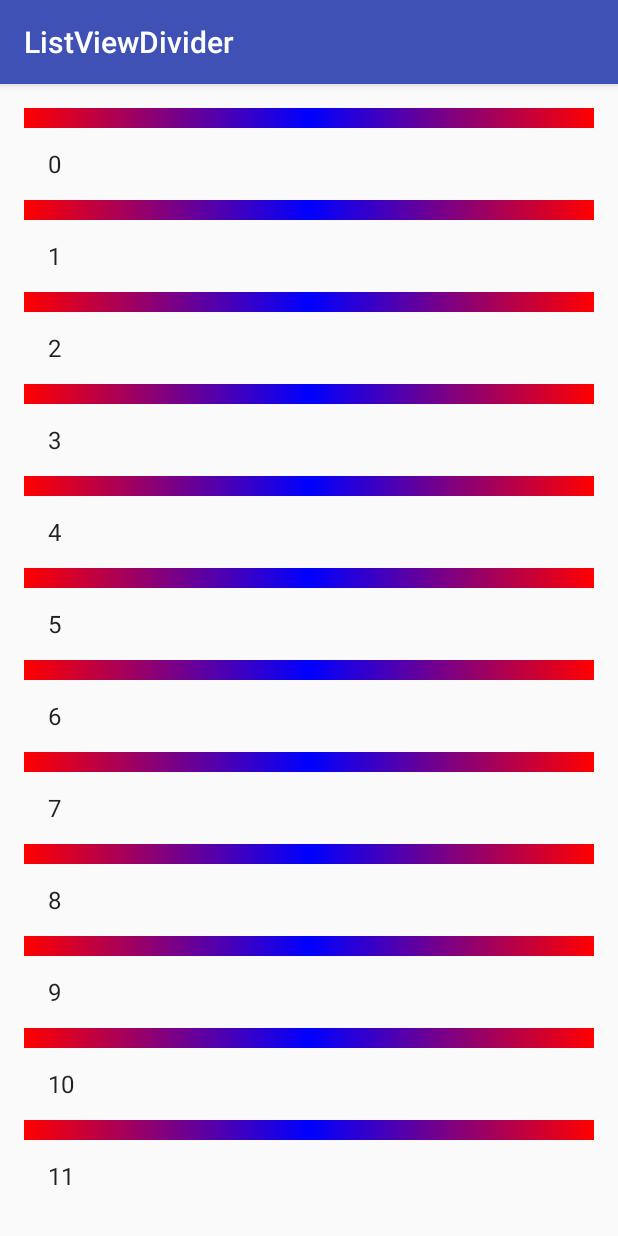
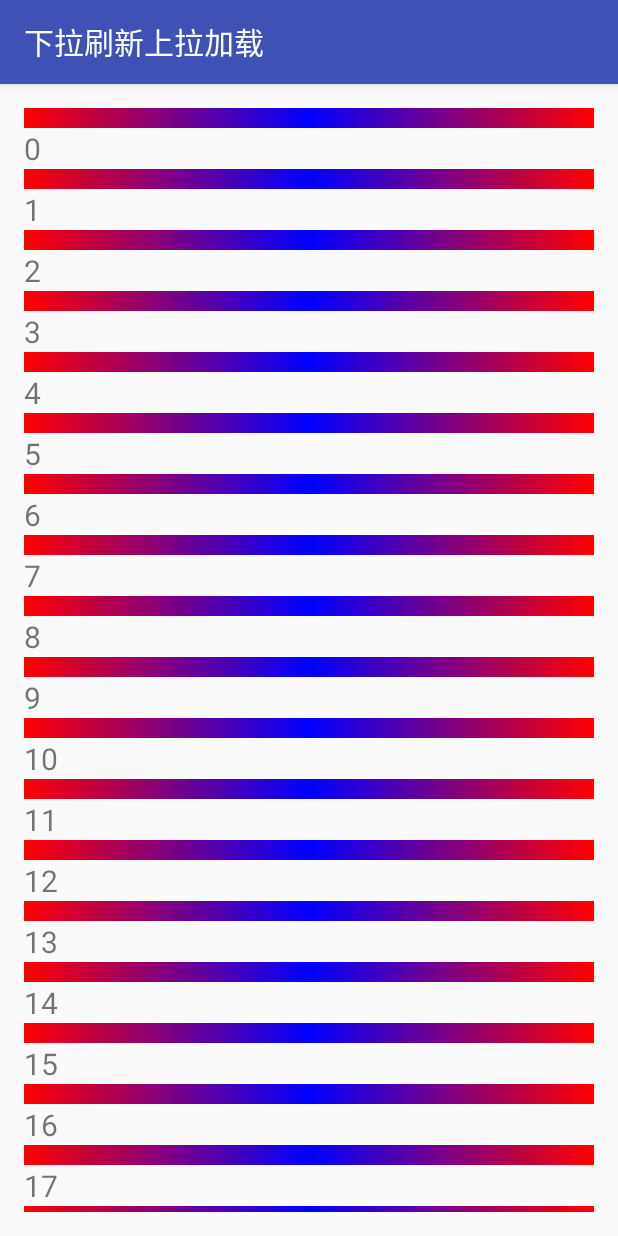
Before and after one commit to JNFC-yangdianwen/ListViewDivider, an Android app: the screen it shows after launch (MainActivity), on a phone screen of 412 x 824 dp. Run offline under Robolectric (Android 15) with nearby library versions, the phone set to English and light mode, and no system bars.

Commit message:
修改了部分代码，修复了下拉加载的bug

```diff
--- a/app/src/main/java/com/example/yangdianwen/listviewdivider/AutoListView.java
+++ b/app/src/main/java/com/example/yangdianwen/listviewdivider/AutoListView.java
@@ -75,12 +75,12 @@ public class AutoListView extends ListView implements AbsListView.OnScrollListen
     // 初始化组件
     private void initView(Context context) {
         // 设置箭头特效
-        animation = new RotateAnimation(0, 180,
+        animation = new RotateAnimation(0, -180,
                 RotateAnimation.RELATIVE_TO_SELF, 0.5f,
                 RotateAnimation.RELATIVE_TO_SELF, 0.5f);
         animation.setDuration(500);
         animation.setFillAfter(true);
-        reverseAnimation = new RotateAnimation(180, 0,
+        reverseAnimation = new RotateAnimation(-180, -360,
                 RotateAnimation.RELATIVE_TO_SELF, 0.5f,
                 RotateAnimation.RELATIVE_TO_SELF, 0.5f);
         reverseAnimation.setDuration(500);
@@ -155,7 +155,7 @@ public class AutoListView extends ListView implements AbsListView.OnScrollListen
                     //加载最新数据
                     myReflashListener.onReflash();
                 }else if (state==PULL){
-                    state=RELEASE;
+                    state=NONE;
                     isRemark=false;
                     refreshByState();
                 }
--- /dev/null
+++ b/app/src/main/java/com/example/yangdianwen/listviewdivider/DataAdapter.java
@@ -0,0 +1,65 @@
+package com.example.yangdianwen.listviewdivider;
+
+import android.view.LayoutInflater;
+import android.view.View;
+import android.view.ViewGroup;
+import android.widget.BaseAdapter;
+import android.widget.TextView;
+
+import java.util.ArrayList;
+import java.util.List;
+
+/**
+ * Created by yangdianwen on 16-7-25.
+ */
+public class DataAdapter extends BaseAdapter{
+    private List<String> datas;
+
+
+    public DataAdapter() {
+       datas=new ArrayList<>();
+        for (int i = 0; i <20 ; i++) {
+            datas.add(""+i);
+        }
+    }
+    public void addDatas(String datas){
+        this.datas.add(""+datas);
+        notifyDataSetChanged();
+    }
+    public void clearDatas(){
+        datas.clear();
+        notifyDataSetChanged();
+    }
+    @Override
+    public int getCount() {
+        return datas.size();
+    }
+
+    @Override
+    public Object getItem(int position) {
+        return datas.get(position);
+    }
+
+    @Override
+    public long getItemId(int position) {
+        return position;
+    }
+
+    @Override
+    public View getView(int position, View convertView, ViewGroup parent) {
+        ViewHolder viewHolder=null;
+        if (convertView == null) {
+            convertView = LayoutInflater.from(parent.getContext()).inflate(R.layout.listitem, null);
+            viewHolder=new ViewHolder();
+        viewHolder.textView= (TextView) convertView.findViewById(R.id.tv_content);
+            convertView.setTag(viewHolder);
+        }else {
+        viewHolder= (ViewHolder) convertView.getTag();
+        }
+        viewHolder.textView.setText(""+datas.get(position));
+        return convertView;
+    }
+    private class ViewHolder{
+        private TextView textView;
+    }
+}
--- a/app/src/main/java/com/example/yangdianwen/listviewdivider/MainActivity.java
+++ b/app/src/main/java/com/example/yangdianwen/listviewdivider/MainActivity.java
@@ -5,59 +5,36 @@ import android.os.Build;
 import android.os.Bundle;
 import android.os.Handler;
 import android.support.v7.app.AppCompatActivity;
-import android.view.View;
-import android.widget.AdapterView;
-import android.widget.ArrayAdapter;
-import android.widget.Toast;
-
-import java.util.ArrayList;
-import java.util.List;
 
 public class MainActivity extends AppCompatActivity implements AutoListView.MyReflashListener,AutoListView.OnLoadMoreListener {
-
     private AutoListView listview;
-    List<String>data;
+    private DataAdapter adapter;
     @TargetApi(Build.VERSION_CODES.KITKAT)
     @Override
     protected void onCreate(Bundle savedInstanceState) {
         super.onCreate(savedInstanceState);
         setContentView(R.layout.activity_main);
-        data=new ArrayList<>();
         listview = (AutoListView) findViewById(R.id.local_groups_list);
         //设置接口
         listview.setInterface(this,this);
-        for (int i = 0; i <20 ; i++) {
-            data.add(""+i);
-        }
         listview.setDividerHeight(20);
-        ArrayAdapter adapter=new ArrayAdapter(this,android.R.layout.simple_list_item_1,data);
+        adapter = new DataAdapter();
         listview.setAdapter(adapter);
-        listview.setOnItemClickListener(new AdapterView.OnItemClickListener() {
-            @Override
-            public void onItemClick(AdapterView<?> parent, View view, int position, long id) {
-                for (int i = 0; i <data.size() ; i++) {
-                    if (position== i){
-                        Toast.makeText(MainActivity.this, ""+i, Toast.LENGTH_SHORT).show();
-                    }
-                }
-            }
-        });
     }
    //刷新数据接口回调
     @Override
     public void onReflash() {
+        adapter.clearDatas();
         Handler mHandler=new Handler();
         mHandler.postDelayed(new Runnable() {
             @Override
             public void run() {
-                data.clear();
                 for (int i = 0; i <20 ; i++) {
-                    data.add("刷新出来的数据："+i);
+                    adapter.addDatas("下拉刷新的数据"+i);
                 }
                 listview.refreshComplete();
             }
         },2000);
-
     }
 
     @Override
@@ -66,11 +43,11 @@ public class MainActivity extends AppCompatActivity implements AutoListView.MyRe
         mHandler.postDelayed(new Runnable() {
             @Override
             public void run() {
-                for (int i = 0; i <20 ; i++) {
-                    data.add("上拉加载出来的数据："+i);
+                for (int i = 0; i <10 ; i++) {
+                    adapter.addDatas("上拉加载更多的数据！");
                 }
                 listview.loadComplete();
             }
-        },10000);
+        },4000);
     }
 }
--- a/app/src/main/res/layout/footview.xml
+++ b/app/src/main/res/layout/footview.xml
@@ -11,6 +11,7 @@
     android:layout_width="wrap_content"
     android:layout_height="match_parent" />
     <ProgressBar
+        android:visibility="gone"
         style="?android:attr/progressBarStyleSmall"
         android:id="@+id/progress"
         android:layout_width="100dp"
--- a/app/src/main/res/layout/headerview.xml
+++ b/app/src/main/res/layout/headerview.xml
@@ -1,7 +1,7 @@
 <?xml version="1.0" encoding="utf-8"?>
 <LinearLayout xmlns:android="http://schemas.android.com/apk/res/android"
     android:orientation="vertical" android:layout_width="match_parent"
-    android:layout_height="wrap_content">
+    android:layout_height="50dp">
  <RelativeLayout
         android:orientation="horizontal"
         android:layout_width="match_parent"
--- /dev/null
+++ b/app/src/main/res/layout/listitem.xml
@@ -0,0 +1,10 @@
+<?xml version="1.0" encoding="utf-8"?>
+<LinearLayout xmlns:android="http://schemas.android.com/apk/res/android"
+    android:orientation="vertical" android:layout_width="match_parent"
+    android:layout_height="50dp">
+<TextView
+    android:textSize="20sp"
+    android:id="@+id/tv_content"
+    android:layout_width="match_parent"
+    android:layout_height="match_parent" />
+</LinearLayout>
--- a/app/src/main/res/values/strings.xml
+++ b/app/src/main/res/values/strings.xml
@@ -1,8 +1,8 @@
 <resources>
-    <string name="app_name">ListViewDivider</string>
+    <string name="app_name">下拉刷新上拉加载</string>
     <string name="pullToRefresh">下拉刷新</string>
     <string name="releaseToRefresh">松开刷新</string>
-    <string name="refreshing">正在刷新</string>
+    <string name="refreshing">正在刷新,请稍候。。。</string>
     <string name="loadMore">上拉加载更多</string>
-    <string name="loading">正在加载中</string>
+    <string name="loading">正在加载中，请稍后。。。</string>
 </resources>
```
